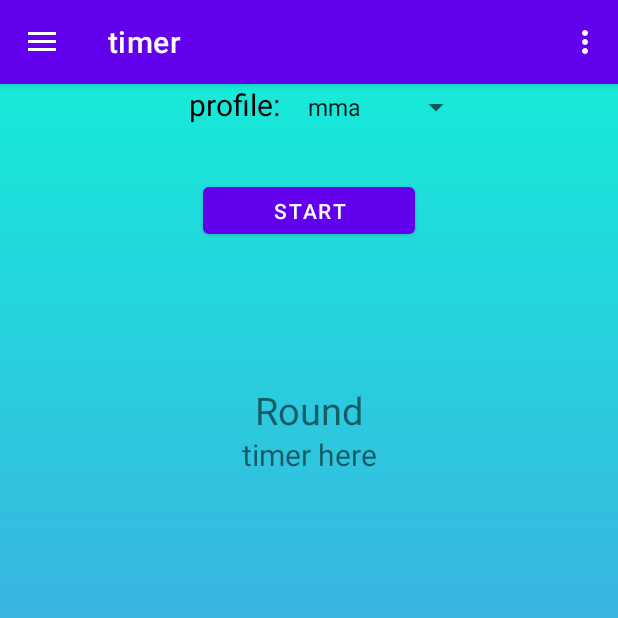
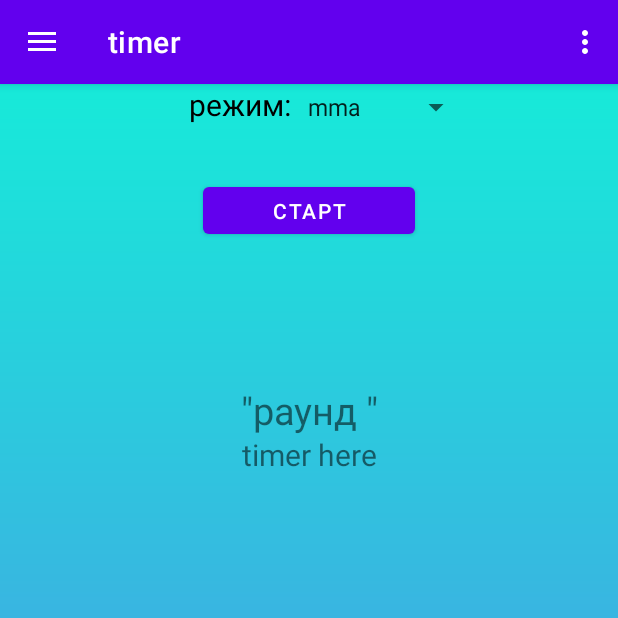
Before and after one commit to KostinMikhail/BoxingTimer, an Android app: the screen it shows after launch (MainActivity), on a phone screen of 412 x 824 dp, the top half of it. Run offline under Robolectric (Android 15) with nearby library versions, the light colour scheme and no system bars; our stand-ins replace Room's generated code, navigation-ui.

Commit message:
TextToStrings

```diff
--- a/app/src/main/res/layout/fragment_home.xml
+++ b/app/src/main/res/layout/fragment_home.xml
@@ -26,7 +26,7 @@
         android:id="@+id/btnPause"
         android:layout_width="141dp"
         android:layout_height="43dp"
-        android:text="stop"
+        android:text="@string/stop"
         android:visibility="invisible"
         app:layout_constraintBottom_toTopOf="@+id/text_home"
         app:layout_constraintEnd_toEndOf="parent"
@@ -51,7 +51,7 @@
         android:id="@+id/btnResume"
         android:layout_width="141dp"
         android:layout_height="43dp"
-        android:text="resume"
+        android:text="@string/resume"
         android:visibility="invisible"
         app:layout_constraintBottom_toTopOf="@+id/text_home"
         app:layout_constraintEnd_toEndOf="parent"
@@ -78,7 +78,7 @@
         android:id="@+id/profile"
         android:layout_width="71dp"
         android:layout_height="59dp"
-        android:text="profile:"
+        android:text="@string/profile"
         android:textColor="@color/black"
         android:textSize="20sp"
         app:layout_constraintEnd_toStartOf="@+id/spinner"
@@ -108,7 +108,7 @@
         android:id="@+id/btnStart"
         android:layout_width="141dp"
         android:layout_height="43dp"
-        android:text="start"
+        android:text="@string/start"
         app:layout_constraintBottom_toTopOf="@+id/text_home"
         app:layout_constraintEnd_toEndOf="parent"
         app:layout_constraintStart_toStartOf="parent"
@@ -123,7 +123,7 @@
         android:layout_gravity="center"
         android:layout_marginBottom="0dp"
         android:gravity="center"
-        android:text="Round"
+        android:text="@string/round"
         android:textSize="25sp"
         app:layout_constraintBottom_toTopOf="@+id/text_home"
         app:layout_constraintEnd_toEndOf="parent"
--- a/app/src/main/res/navigation/mobile_navigation.xml
+++ b/app/src/main/res/navigation/mobile_navigation.xml
@@ -15,7 +15,7 @@
         android:id="@+id/nav_gallery"
         android:name="com.example.timeplateactivity.ui.settings.SettingsFragment"
         android:label="@string/menu_gallery"
-        tools:layout="@layout/fragment_gallery" />
+        tools:layout="@layout/fragment_settings" />
 
     <fragment
         android:id="@+id/nav_slideshow"
--- a/app/src/main/res/values/strings.xml
+++ b/app/src/main/res/values/strings.xml
@@ -14,5 +14,27 @@
 
 
     <string name="test">ViewBindingSample</string>
+    <string name="noName">не заполнено название</string>
+    <string name="noRoundAmount">не указанно количество раундов</string>
+    <string name="noRestTime">не указанно время отдыха</string>
+    <string name="noRoundTime">не указанно время раунда</string>
+
+    <string name="saved">сохранено</string>
+    <string name="deleted">удалено</string>
+    <string name="youCantDeleteThis">вы не можете удалить этот режим</string>
+    <string name="secondsRemaining">\"секунд осталось: \"</string>
+    <string name="round">\"раунд  \"</string>
+    <string name="start">старт</string>
+    <string name="profile">режим:</string>
+    <string name="resume">продолжить</string>
+    <string name="stop">стоп</string>
+    <string name="done">конец тренировки</string>
+    <string name="startAgain">начать заного</string>
+    <string name="rest">отдых</string>
+    <string name="resting">"отдых: "</string>
+    <string name="firstRound">первый раунд</string>
+    <string name="getReady">приготовьтесь</string>
+    <string name="secondRemaining">"секунд осталось: "</string>
+
 
 </resources>
--- a/build.gradle
+++ b/build.gradle
@@ -9,14 +9,14 @@ buildscript {
         mavenCentral()
     }
     dependencies {
-        classpath 'com.android.tools.build:gradle:7.2.1'
+        classpath 'com.android.tools.build:gradle:7.2.2'
         classpath "org.jetbrains.kotlin:kotlin-gradle-plugin:1.5.30"
 
     }
 }
 plugins {
-    id 'com.android.application' version '7.2.1' apply false
-    id 'com.android.library' version '7.2.1' apply false
+    id 'com.android.application' version '7.2.2' apply false
+    id 'com.android.library' version '7.2.2' apply false
     id 'org.jetbrains.kotlin.android' version '1.6.10' apply false
     id 'com.diffplug.spotless' version '5.7.0'
     id "org.jetbrains.kotlin.kapt" version "1.6.21" apply false
```
Also changed, not shown: app/src/main/java/com/example/timeplateactivity/ui/home/HomeFragment.kt (+99 -76 lines), app/src/main/java/com/example/timeplateactivity/ui/settings/SettingsFragment.kt (+11 -11 lines), app/src/main/res/layout/fragment_settings.xml (renamed from app/src/main/res/layout/fragment_gallery.xml).
